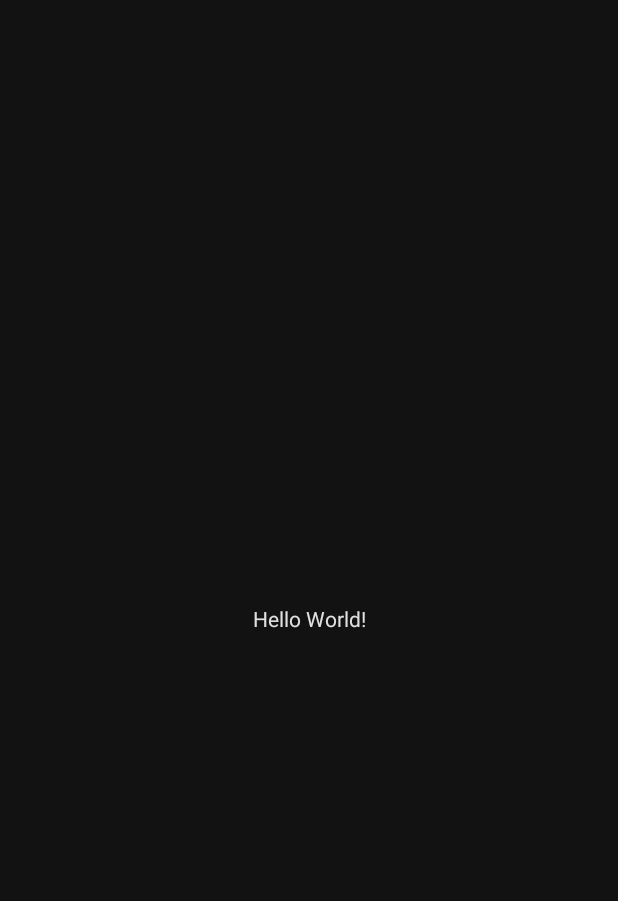
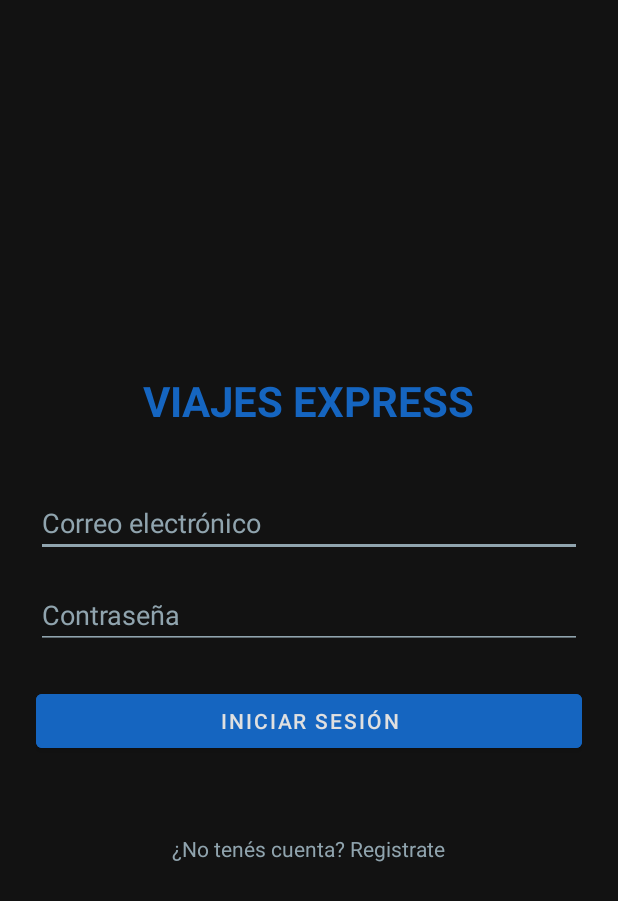
Before and after one commit to maxi83/ulp-lab3-viajes-express-2025, an Android app: the screen it shows after launch (MainActivity), on a phone screen of 412 x 824 dp. Before the commit the part shown is almost empty. Shown: the top 901 px of the screen. Run offline under Robolectric (Android 15) with nearby library versions, the phone set to English and light mode, and no system bars.

Commit message:
Implementación del login con MVVM, LiveData y ViewBinding

```diff
--- a/app/src/main/java/com/example/viajesexpress/MainActivity.java
+++ b/app/src/main/java/com/example/viajesexpress/MainActivity.java
@@ -1,24 +1,23 @@
 package com.example.viajesexpress;
 
+import androidx.appcompat.app.AppCompatActivity;
 import android.os.Bundle;
 
-import androidx.activity.EdgeToEdge;
-import androidx.appcompat.app.AppCompatActivity;
-import androidx.core.graphics.Insets;
-import androidx.core.view.ViewCompat;
-import androidx.core.view.WindowInsetsCompat;
+import com.example.viajesexpress.ui.login.LoginFragment;
 
 public class MainActivity extends AppCompatActivity {
 
     @Override
     protected void onCreate(Bundle savedInstanceState) {
         super.onCreate(savedInstanceState);
-        EdgeToEdge.enable(this);
         setContentView(R.layout.activity_main);
-        ViewCompat.setOnApplyWindowInsetsListener(findViewById(R.id.main), (v, insets) -> {
-            Insets systemBars = insets.getInsets(WindowInsetsCompat.Type.systemBars());
-            v.setPadding(systemBars.left, systemBars.top, systemBars.right, systemBars.bottom);
-            return insets;
-        });
+
+        // Si es la primera vez que se abre la app, mostrar el LoginFragment
+        if (savedInstanceState == null) {
+            getSupportFragmentManager()
+                    .beginTransaction()
+                    .replace(R.id.fragmentContainerView, new LoginFragment())
+                    .commit();
+        }
     }
 }
--- /dev/null
+++ b/app/src/main/java/com/example/viajesexpress/ui/login/LoginFragment.java
@@ -0,0 +1,59 @@
+package com.example.viajesexpress.ui.login;
+
+import android.os.Bundle;
+import android.view.LayoutInflater;
+import android.view.View;
+import android.view.ViewGroup;
+
+import androidx.annotation.NonNull;
+import androidx.annotation.Nullable;
+import androidx.fragment.app.Fragment;
+import androidx.lifecycle.ViewModelProvider;
+
+import com.example.viajesexpress.databinding.FragmentLoginBinding;
+
+public class LoginFragment extends Fragment {
+
+    private FragmentLoginBinding binding;
+    private LoginViewModel loginViewModel;
+
+    @Nullable
+    @Override
+    public View onCreateView(@NonNull LayoutInflater inflater,
+                             @Nullable ViewGroup container,
+                             @Nullable Bundle savedInstanceState) {
+
+        binding = FragmentLoginBinding.inflate(inflater, container, false);
+        View root = binding.getRoot();
+
+        loginViewModel = new ViewModelProvider(this).get(LoginViewModel.class);
+
+        // Observadores del ViewModel
+        loginViewModel.getMensajeError().observe(getViewLifecycleOwner(), mensaje -> {
+            binding.tvError.setText(mensaje);
+        });
+
+        loginViewModel.getLoginExitoso().observe(getViewLifecycleOwner(), exito -> {
+            if (exito) {
+                binding.tvError.setTextColor(getResources().getColor(android.R.color.holo_green_dark));
+            } else {
+                binding.tvError.setTextColor(getResources().getColor(android.R.color.holo_red_light));
+            }
+        });
+
+        // Acción del botón
+        binding.btnLogin.setOnClickListener(v -> {
+            String email = binding.etEmail.getText().toString().trim();
+            String password = binding.etPassword.getText().toString().trim();
+            loginViewModel.validarLogin(email, password);
+        });
+
+        return root;
+    }
+
+    @Override
+    public void onDestroyView() {
+        super.onDestroyView();
+        binding = null;
+    }
+}
--- /dev/null
+++ b/app/src/main/java/com/example/viajesexpress/ui/login/LoginViewModel.java
@@ -0,0 +1,33 @@
+package com.example.viajesexpress.ui.login;
+
+import androidx.lifecycle.LiveData;
+import androidx.lifecycle.MutableLiveData;
+import androidx.lifecycle.ViewModel;
+
+public class LoginViewModel extends ViewModel {
+
+    private final MutableLiveData<String> mensajeError = new MutableLiveData<>();
+    private final MutableLiveData<Boolean> loginExitoso = new MutableLiveData<>();
+
+    public LiveData<String> getMensajeError() {
+        return mensajeError;
+    }
+
+    public LiveData<Boolean> getLoginExitoso() {
+        return loginExitoso;
+    }
+
+    // Lógica simple de validación (sin API todavía)
+    public void validarLogin(String email, String password) {
+        if (email.isEmpty() || password.isEmpty()) {
+            mensajeError.setValue("Por favor, complete todos los campos.");
+            loginExitoso.setValue(false);
+        } else if (email.equals("admin@ulp.edu.ar") && password.equals("1234")) {
+            mensajeError.setValue("Inicio de sesión exitoso.");
+            loginExitoso.setValue(true);
+        } else {
+            mensajeError.setValue("Credenciales incorrectas.");
+            loginExitoso.setValue(false);
+        }
+    }
+}
--- a/app/src/main/res/layout/activity_main.xml
+++ b/app/src/main/res/layout/activity_main.xml
@@ -1,19 +1,7 @@
 <?xml version="1.0" encoding="utf-8"?>
-<androidx.constraintlayout.widget.ConstraintLayout xmlns:android="http://schemas.android.com/apk/res/android"
-    xmlns:app="http://schemas.android.com/apk/res-auto"
+<FrameLayout xmlns:android="http://schemas.android.com/apk/res/android"
     xmlns:tools="http://schemas.android.com/tools"
-    android:id="@+id/main"
+    android:id="@+id/fragmentContainerView"
     android:layout_width="match_parent"
     android:layout_height="match_parent"
-    tools:context=".MainActivity">
-
-    <TextView
-        android:layout_width="wrap_content"
-        android:layout_height="wrap_content"
-        android:text="Hello World!"
-        app:layout_constraintBottom_toBottomOf="parent"
-        app:layout_constraintEnd_toEndOf="parent"
-        app:layout_constraintStart_toStartOf="parent"
-        app:layout_constraintTop_toTopOf="parent" />
-
-</androidx.constraintlayout.widget.ConstraintLayout>
+    tools:context=".MainActivity" />
--- a/app/src/main/res/layout/fragment_login.xml
+++ b/app/src/main/res/layout/fragment_login.xml
@@ -44,6 +44,16 @@
         android:layout_marginTop="24dp"
         android:layout_width="match_parent"
         android:layout_height="wrap_content" />
+    <TextView
+        android:id="@+id/tvError"
+        android:layout_width="wrap_content"
+        android:layout_height="wrap_content"
+        android:textColor="@android:color/holo_red_light"
+        android:textSize="14sp"
+        android:layout_marginTop="16dp"
+        android:text=""
+        android:visibility="visible"/>
+
 
     <TextView
         android:id="@+id/tvRegistrate"
```
Also changed, not shown: app/build.gradle.kts (+6 -1 lines).
